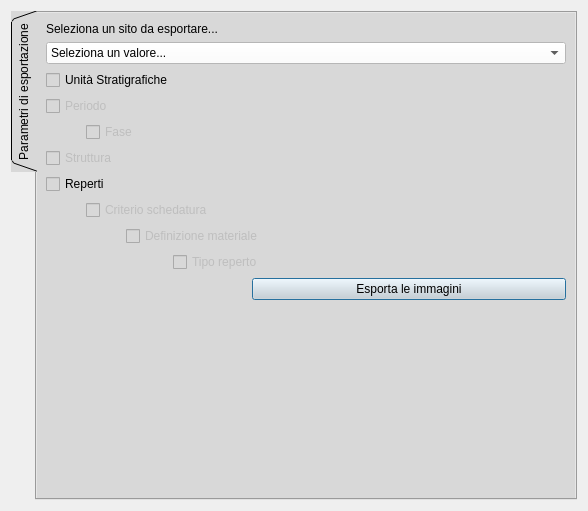
First picture: the form in gui/ui/Images_directory_export.ui, repository enzococca/HFF, before the edit.
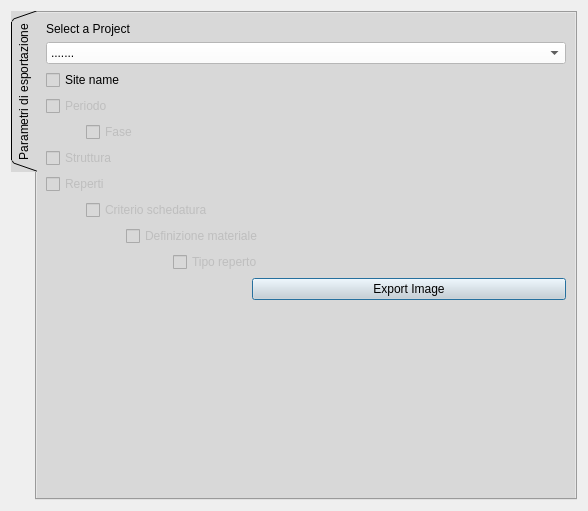
Second picture: the form after the edit. Icons and pictures are not drawn.

```diff
--- a/gui/ui/Images_directory_export.ui
+++ b/gui/ui/Images_directory_export.ui
@@ -307,7 +307,7 @@
             <string notr="true">selection-background-color: rgb(255, 255, 255);</string>
            </property>
            <property name="text">
-            <string>Unità Stratigrafiche</string>
+            <string>Site name</string>
            </property>
            <property name="tristate">
             <bool>false</bool>
@@ -342,6 +342,9 @@
          </item>
          <item row="5" column="0">
           <widget class="QCheckBox" name="checkBox_reperti">
+           <property name="enabled">
+            <bool>false</bool>
+           </property>
            <property name="text">
             <string>Reperti</string>
            </property>
@@ -354,7 +357,7 @@
          <item>
           <widget class="QLabel" name="label">
            <property name="text">
-            <string>Seleziona un sito da esportare...</string>
+            <string>Select a Project</string>
            </property>
           </widget>
          </item>
@@ -378,6 +381,9 @@
            <property name="editable">
             <bool>false</bool>
            </property>
+           <property name="currentText">
+            <string>.......</string>
+           </property>
            <property name="duplicatesEnabled">
             <bool>false</bool>
            </property>
@@ -386,7 +392,7 @@
            </property>
            <item>
             <property name="text">
-             <string>Seleziona un valore...</string>
+             <string>.......</string>
             </property>
            </item>
           </widget>
@@ -396,7 +402,7 @@
        <item row="2" column="1">
         <widget class="QPushButton" name="pushButton_exp_icons">
          <property name="text">
-          <string>Esporta le immagini</string>
+          <string>Export Image</string>
          </property>
         </widget>
        </item>
```
Left out of the diff: 4 changed lines with no effect on the pictures.
